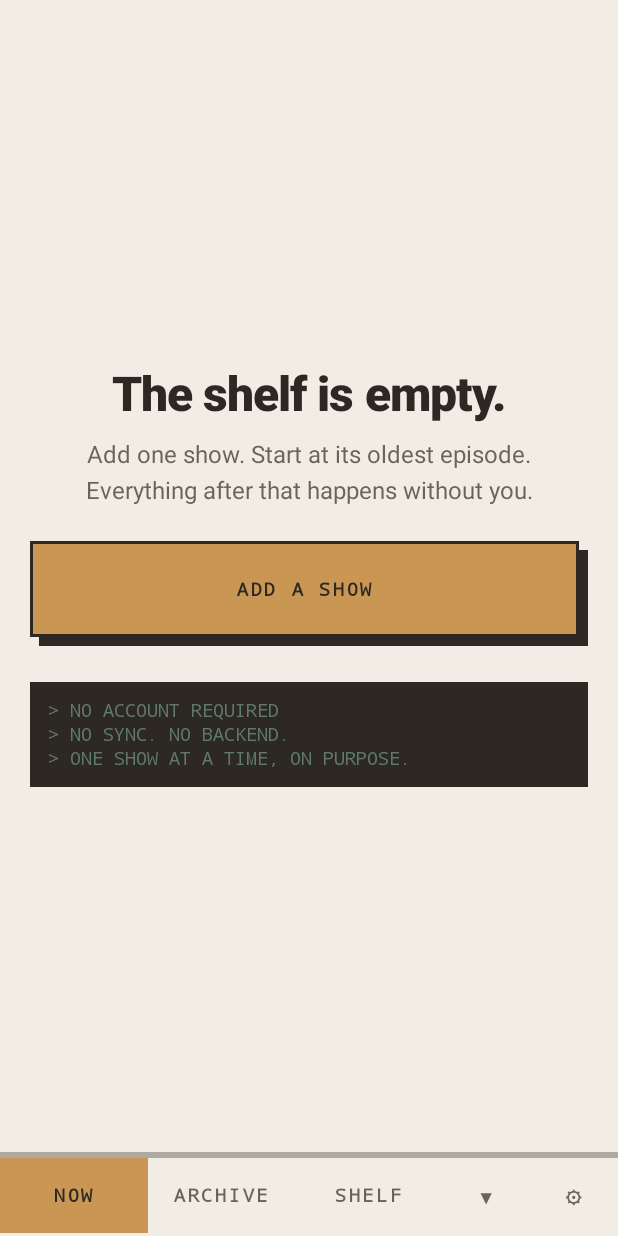
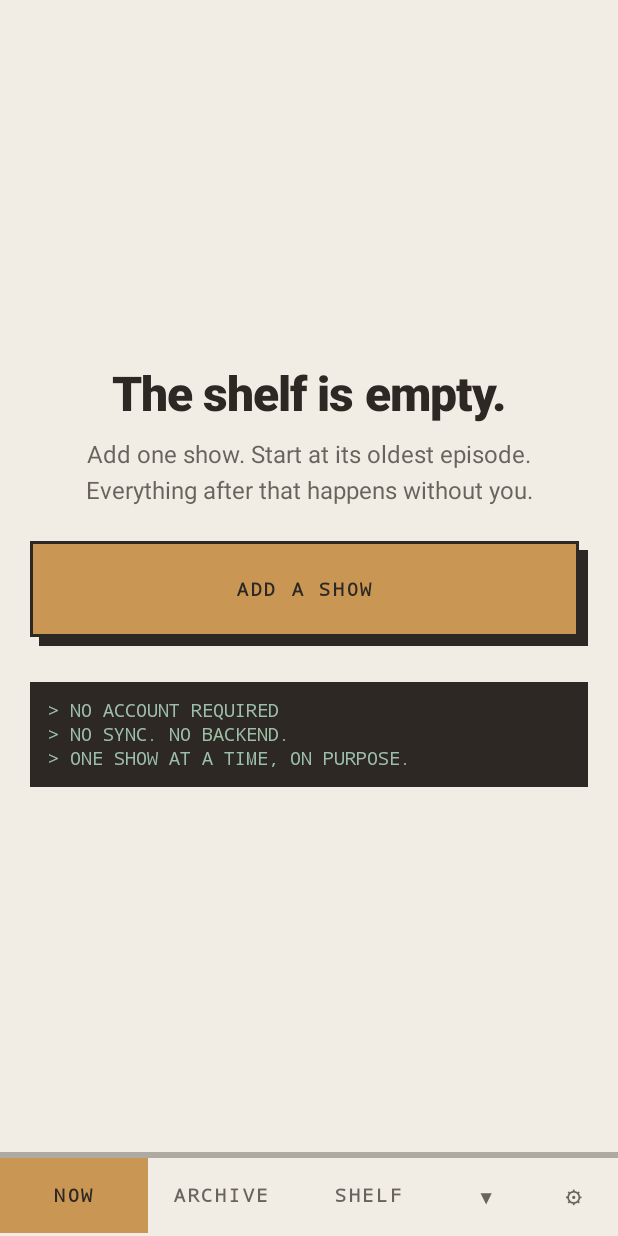
Before and after one commit to samamyers-dev/backbee, an Android app built with Jetpack Compose: the screen it shows after launch (MainActivity), on a phone screen of 412 x 824 dp. Run offline under Robolectric (Android 15) with nearby library versions, the phone set to English and light mode, and no system bars; our stand-ins replace Room's generated code; pictures from the network do not load; 8 statements that could not run were skipped.

Commit message:
Fix four defects the rendered screens exposed
The screenshot pipeline works, and the first images it produced showed real
problems that a compiling build had said nothing about.

Readout text failed contrast in both modes, badly. The block sits on bgInverse,
which flips with the theme, so a single flat accent cannot serve both: sage on
espresso measured 3.11:1 and crimson on espresso 1.88:1, against the 4.5:1
needed for body text. The stalled-queue readout - the one you most need to be
able to read - was the worst of them. Added onInverseFunctional and
onInverseAlert, tuned per mode, both clearing 6:1.

State glyphs stacked up: a downloaded episode showed a download marker and an
untouched marker together, a failed one showed a cross and an untouched marker.
They are not two facts. Exactly one state glyph now, with the star kept
separate, which is also what the spec shows.

The glyph column was start-aligned, so rows with one glyph and rows with three
left a ragged right edge down a list meant to be scanned. End-aligned now, and
narrower since it no longer holds three.

"KEPT" was silently dropped from the meta line when it ran out of width - the
row ended in a dangling separator. It leads the line now, and the line
ellipsizes so any future overflow is visible rather than invisible.

Co-Authored-By: Claude Opus 5 <noreply@anthropic.com>
Claude-Session: https://claude.ai/code/session_01RECzJp46kcNfMn5KbEnJqS

```diff
--- a/app/src/main/java/dev/backbee/ui/components/Brutal.kt
+++ b/app/src/main/java/dev/backbee/ui/components/Brutal.kt
@@ -197,7 +197,7 @@ fun Mono(
 fun Readout(
     lines: List<String>,
     modifier: Modifier = Modifier,
-    tone: Color = backbeeColors.accentFunctional,
+    tone: Color = backbeeColors.onInverseFunctional,
 ) {
     if (lines.isEmpty()) return
     Column(
--- a/app/src/main/java/dev/backbee/ui/downloads/DownloadsScreen.kt
+++ b/app/src/main/java/dev/backbee/ui/downloads/DownloadsScreen.kt
@@ -98,7 +98,7 @@ fun DownloadsScreen(viewModel: DownloadsViewModel, modifier: Modifier = Modifier
                             "POSITION WRITES: LOCAL, UNAFFECTED.",
                             "RETRY HAPPENS AUTOMATICALLY ON RECONNECT.",
                         ),
-                        tone = colors.accentAlert,
+                        tone = colors.onInverseAlert,
                     )
                     BrutalOutlineButton(
                         onClick = viewModel::retryFailed,
--- a/app/src/main/java/dev/backbee/ui/shelf/ShelfScreen.kt
+++ b/app/src/main/java/dev/backbee/ui/shelf/ShelfScreen.kt
@@ -124,7 +124,7 @@ fun ShelfScreen(
                     Spacer(Modifier.height(Dimens.space2))
                     Readout(
                         lines = addState.probeLines,
-                        tone = if (addState.probeUsable) colors.accentFunctional else colors.accentAlert,
+                        tone = if (addState.probeUsable) colors.onInverseFunctional else colors.onInverseAlert,
                     )
                     TextButton(onClick = viewModel::dismissMessage) {
                         Mono("DISMISS", style = BackbeeType.monoSmall, color = colors.textMuted)
--- a/app/src/main/java/dev/backbee/ui/theme/Theme.kt
+++ b/app/src/main/java/dev/backbee/ui/theme/Theme.kt
@@ -67,6 +67,14 @@ data class BackbeeColors(
     val onAccentPrimary: Color = Espresso,
     val onAccentSecondary: Color = Paper,
     val onAccentAlert: Color = Paper,
+    /**
+     * Readout text sits on [bgInverse], which flips with the theme, so the flat
+     * accents cannot serve both modes - sage on espresso is 3.1:1 and crimson
+     * on espresso is 1.88:1, well under the 4.5:1 needed for body text. These
+     * are tuned per mode and all clear 6:1.
+     */
+    val onInverseFunctional: Color = Color(0xFF9CBFA8),
+    val onInverseAlert: Color = Color(0xFFE09383),
 )
 
 private val LightColors = BackbeeColors(
@@ -79,6 +87,9 @@ private val LightColors = BackbeeColors(
     borderColor = Espresso,
     shadowColor = Espresso,
     ditherLine = Color(0x0D2E2824),
+    // Panel is espresso here, so the readout text must be light.
+    onInverseFunctional = Color(0xFF9CBFA8),
+    onInverseAlert = Color(0xFFE09383),
 )
 
 private val DarkColors = BackbeeColors(
@@ -91,6 +102,9 @@ private val DarkColors = BackbeeColors(
     borderColor = Paper,
     shadowColor = Paper,
     ditherLine = Color(0x08F2EDE4),
+    // Panel is paper here, so the readout text must be dark.
+    onInverseFunctional = Color(0xFF3A5442),
+    onInverseAlert = Color(0xFF7A2E22),
 )
 
 val LocalBackbeeColors = staticCompositionLocalOf { DarkColors }
```
Also changed, not shown: app/src/main/java/dev/backbee/ui/components/EpisodeRowItem.kt (+17 -12 lines).
